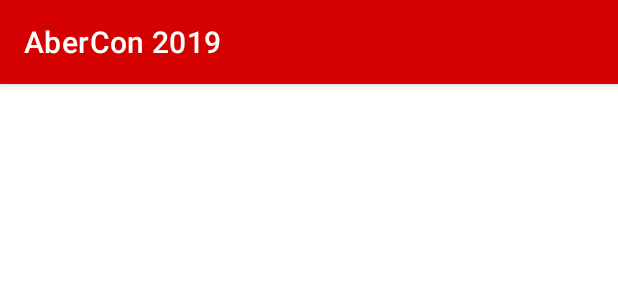
After one commit to MichaelMale/AberCon2019, an Android app: the layout activity_view_event_details.xml on its own in the app's theme, with its tools: preview values and no code run, on a phone screen of 412 x 824 dp. The commit adds this screen. Shown: the top 300 px of the screen. Run offline under Robolectric (Android 15) with nearby library versions, the phone set to English and light mode, and no system bars.

Commit message:
I used an explicit intent to make another activity

```diff
--- a/app/build.gradle
+++ b/app/build.gradle
@@ -5,7 +5,7 @@ android {
     buildToolsVersion "29.0.2"
     defaultConfig {
         applicationId "uk.ac.aber.cs31620.abercon2019"
-        minSdkVersion 15
+        minSdkVersion 28
         targetSdkVersion 28
         versionCode 1
         versionName "1.0"
@@ -28,4 +28,5 @@ dependencies {
     testImplementation 'junit:junit:4.12'
     androidTestImplementation 'androidx.test.ext:junit:1.1.1'
     androidTestImplementation 'androidx.test.espresso:espresso-core:3.2.0'
+    implementation 'com.google.android.gms:play-services-maps:17.0.0'
 }
--- /dev/null
+++ b/app/src/main/res/drawable/ic_close_white_24dp.xml
@@ -0,0 +1,5 @@
+<vector android:height="24dp" android:tint="#FFFFFF"
+    android:viewportHeight="24.0" android:viewportWidth="24.0"
+    android:width="24dp" xmlns:android="http://schemas.android.com/apk/res/android">
+    <path android:fillColor="#FF000000" android:pathData="M19,6.41L17.59,5 12,10.59 6.41,5 5,6.41 10.59,12 5,17.59 6.41,19 12,13.41 17.59,19 19,17.59 13.41,12z"/>
+</vector>
--- /dev/null
+++ b/app/src/main/res/layout-v21/toolbar.xml
@@ -0,0 +1,12 @@
+<?xml version="1.0" encoding="utf-8"?>
+<androidx.appcompat.widget.Toolbar
+    xmlns:android="http://schemas.android.com/apk/res/android"
+    xmlns:app="http://schemas.android.com/apk/res-auto"
+    android:id="@+id/toolbar"
+    android:layout_width="match_parent"
+    android:layout_height="?attr/actionBarSize"
+    android:background="@color/colorPrimary"
+    android:elevation="4dp"
+    app:titleTextColor="@android:color/white"
+    app:title="@string/app_name"
+    app:layout_scrollFlags="scroll|enterAlways"/>
--- /dev/null
+++ b/app/src/main/res/layout/activity_view_event_details.xml
@@ -0,0 +1,25 @@
+<?xml version="1.0" encoding="utf-8"?>
+<androidx.constraintlayout.widget.ConstraintLayout xmlns:android="http://schemas.android.com/apk/res/android"
+    xmlns:app="http://schemas.android.com/apk/res-auto"
+    xmlns:tools="http://schemas.android.com/tools"
+    android:layout_width="match_parent"
+    android:layout_height="match_parent"
+    tools:context=".ui.ViewEventDetailsActivity">
+
+    <include
+        layout="@layout/toolbar"
+        android:id="@+id/details_toolbar"
+        app:layout_constraintTop_toTopOf="parent"
+        app:layout_constraintStart_toStartOf="parent" />
+
+    <TextView
+        android:id="@+id/session_details"
+        android:layout_width="match_parent"
+        android:layout_height="wrap_content"
+        android:layout_margin="5dp"
+        android:gravity="center_horizontal"
+        android:textAppearance="?android:attr/textAppearanceLarge"
+        app:layout_constraintStart_toStartOf="parent"
+        app:layout_constraintTop_toBottomOf="@id/details_toolbar" />
+
+</androidx.constraintlayout.widget.ConstraintLayout>
--- a/app/src/main/res/layout/fragment_events.xml
+++ b/app/src/main/res/layout/fragment_events.xml
@@ -1,6 +1,7 @@
 <?xml version="1.0" encoding="utf-8"?>
 
     <androidx.constraintlayout.widget.ConstraintLayout
+        android:id="@+id/events"
         xmlns:android="http://schemas.android.com/apk/res/android"
         xmlns:app="http://schemas.android.com/apk/res-auto"
         android:layout_width="match_parent"
--- /dev/null
+++ b/app/src/main/res/layout/toolbar.xml
@@ -0,0 +1,9 @@
+<?xml version="1.0" encoding="utf-8"?>
+<androidx.appcompat.widget.Toolbar
+    xmlns:android="http://schemas.android.com/apk/res/android"
+    xmlns:app="http://schemas.android.com/apk/res-auto"
+    android:layout_width="match_parent"
+    android:layout_height="?attr/actionBarSize"
+    android:background="@color/colorPrimary"
+    app:titleTextColor="@android:color/white"
+    app:layout_scrollFlags="scroll|enterAlways"/>
--- a/app/src/main/res/values/strings.xml
+++ b/app/src/main/res/values/strings.xml
@@ -28,4 +28,5 @@
     <string name="nav_favourites">Favourites</string>
     <string name="nav_speakers">Speakers</string>
     <string name="nav_contactus">Contact Us</string>
+    <string name="add_to_favourites">Add to favourites</string>
 </resources>
```
Also changed, not shown: app/src/main/AndroidManifest.xml (+6 -1 lines), app/src/main/java/uk/ac/aber/cs31620/abercon2019/model/SessionListAdapter.java (+15 -9 lines), app/src/main/java/uk/ac/aber/cs31620/abercon2019/ui/MainActivity.java (+6 -5 lines), app/src/main/java/uk/ac/aber/cs31620/abercon2019/ui/ViewEventDetailsActivity.java (added, +52 -0 lines), app/src/main/java/uk/ac/aber/cs31620/abercon2019/ui/event_detail/EventDetailFragment.java (deleted, +0 -32 lines), app/src/main/java/uk/ac/aber/cs31620/abercon2019/ui/events/EventsFragment.java (+5 -6 lines), app/src/main/res/layout/activity_main.xml (+2 -7 lines), app/src/main/res/layout/fragment_event_detail.xml (deleted, +0 -14 lines).
